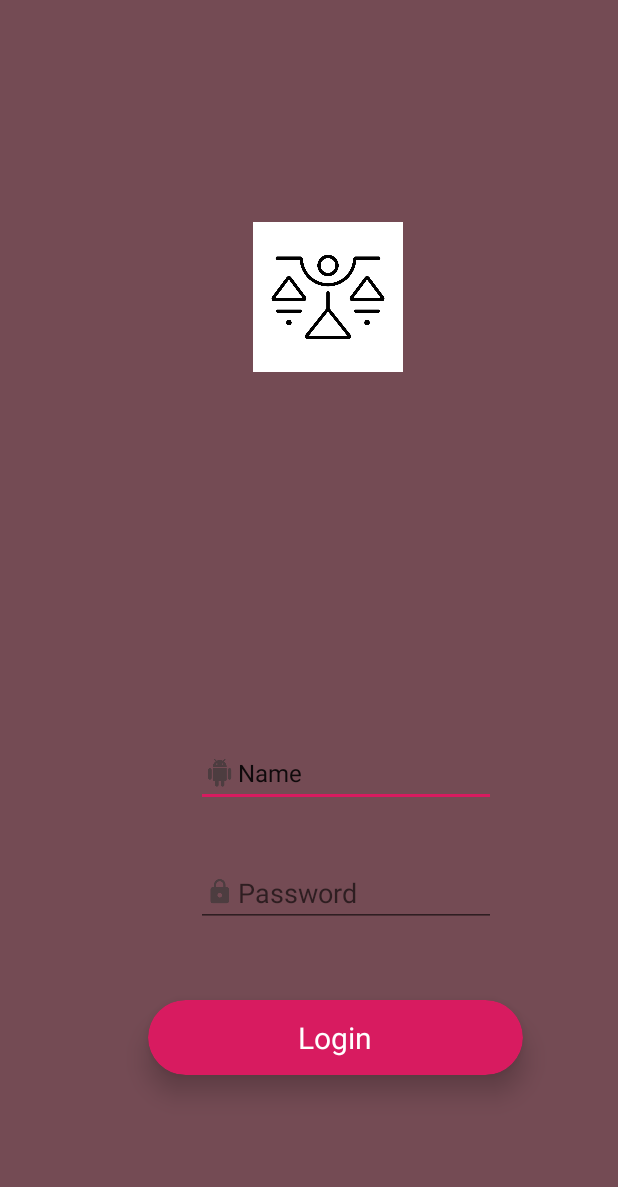
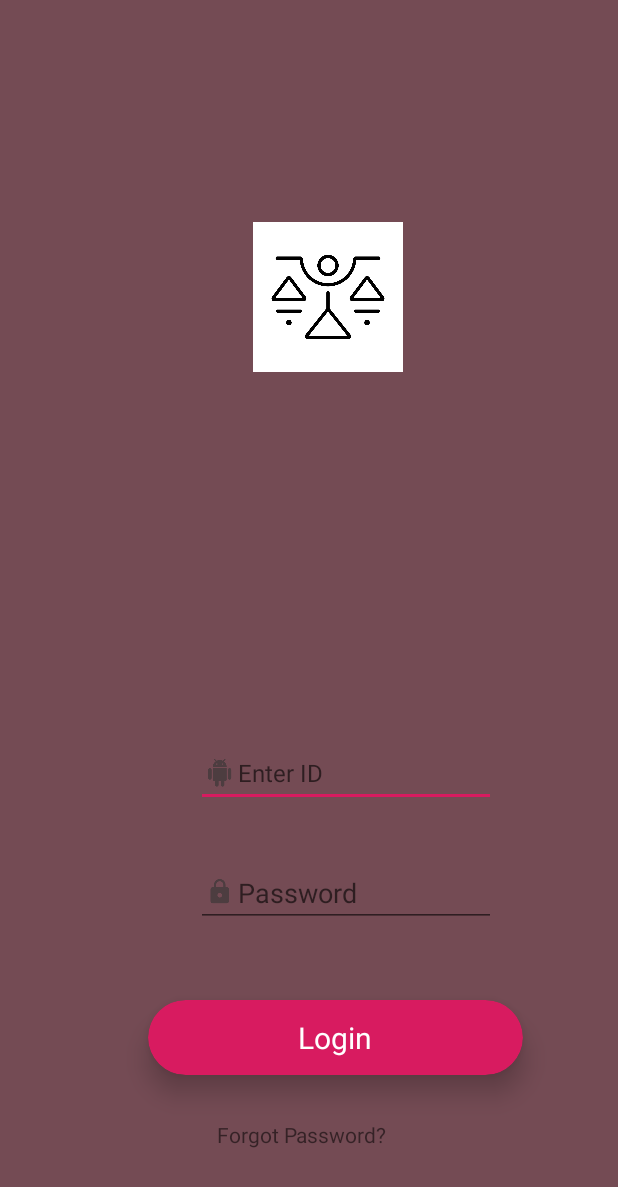
Before and after one commit to MarkWatson95/Senior_Design, an Android app: the SignIn screen opened directly, with no data from a screen before it, on a phone screen of 412 x 824 dp. Shown: the top 1187 px of the screen. Run offline under Robolectric (Android 15) with nearby library versions, the phone set to English and light mode, and no system bars.

Commit message:
Fix app label (Tasklist -> Balance) and clickable text

```diff
--- a/app/src/main/AndroidManifest.xml
+++ b/app/src/main/AndroidManifest.xml
@@ -5,7 +5,7 @@
     <application
         android:allowBackup="true"
         android:icon="@mipmap/ic_launcher"
-        android:label="@string/tasks"
+        android:label="@string/app_name"
         android:roundIcon="@mipmap/ic_launcher_round"
         android:supportsRtl="true"
         android:theme="@style/WelcomePageTheme">
--- a/app/src/main/res/layout/activity_signin.xml
+++ b/app/src/main/res/layout/activity_signin.xml
@@ -35,7 +35,6 @@
         android:ems="10"
         android:hint="Enter ID"
         android:inputType="textPersonName"
-        android:text="Name"
         android:textSize="16dp" />
 
     <EditText
@@ -58,6 +57,7 @@
         app:layout_constraintTop_toTopOf="@id/username" />
 
     <android.support.v7.widget.CardView
+        android:id="@+id/loginView"
         android:layout_width="250dp"
         android:layout_height="50dp"
         android:layout_alignParentEnd="true"
@@ -84,4 +84,20 @@
                 android:textSize="20dp"/>
         </RelativeLayout>
     </android.support.v7.widget.CardView>
+
+    <TextView
+        android:id="@+id/textView2"
+        android:layout_width="wrap_content"
+        android:layout_height="wrap_content"
+        android:layout_alignParentEnd="true"
+        android:layout_alignParentRight="true"
+        android:layout_alignParentBottom="true"
+        android:layout_marginEnd="154dp"
+        android:layout_marginRight="154dp"
+        android:layout_marginBottom="58dp"
+        android:text="@string/forgotPassword"
+        app:layout_constraintLeft_toLeftOf="parent"
+        app:layout_constraintRight_toRightOf="parent"
+        app:layout_constraintTop_toBottomOf="@+id/loginView" />
+        android:clickable="true" />
 </RelativeLayout>
--- a/app/src/main/res/values/strings.xml
+++ b/app/src/main/res/values/strings.xml
@@ -8,4 +8,5 @@
     <string name="signin">Sign In</string>
     <string name="createAccount">Create Account</string>
     <string name="troubleSignIn">Problems Signing In?</string>
+    <string name="forgotPassword">Forgot Password?</string>
 </resources>
```
